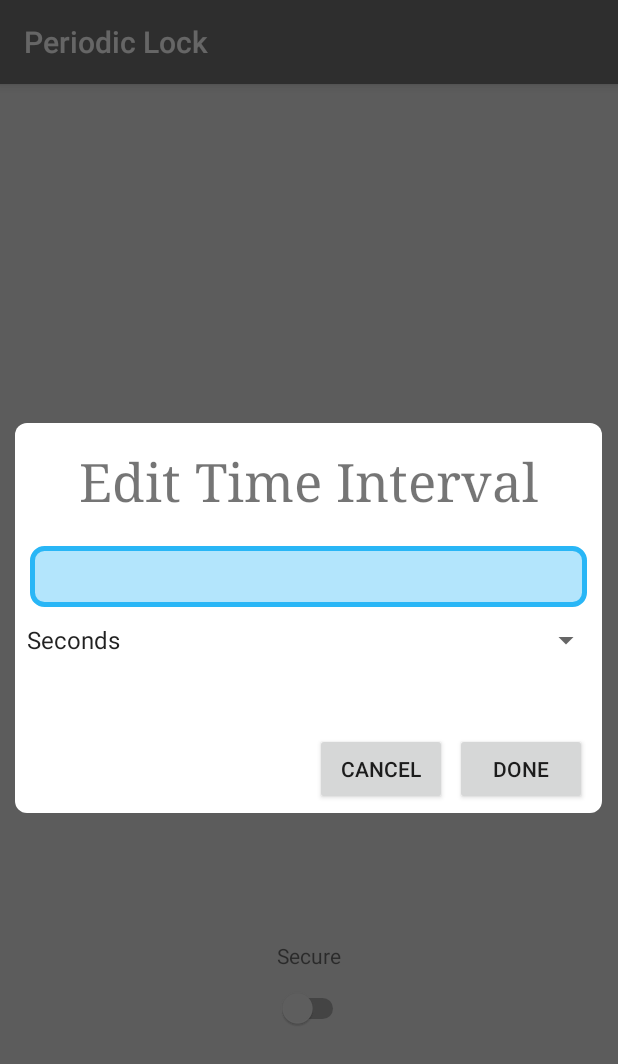
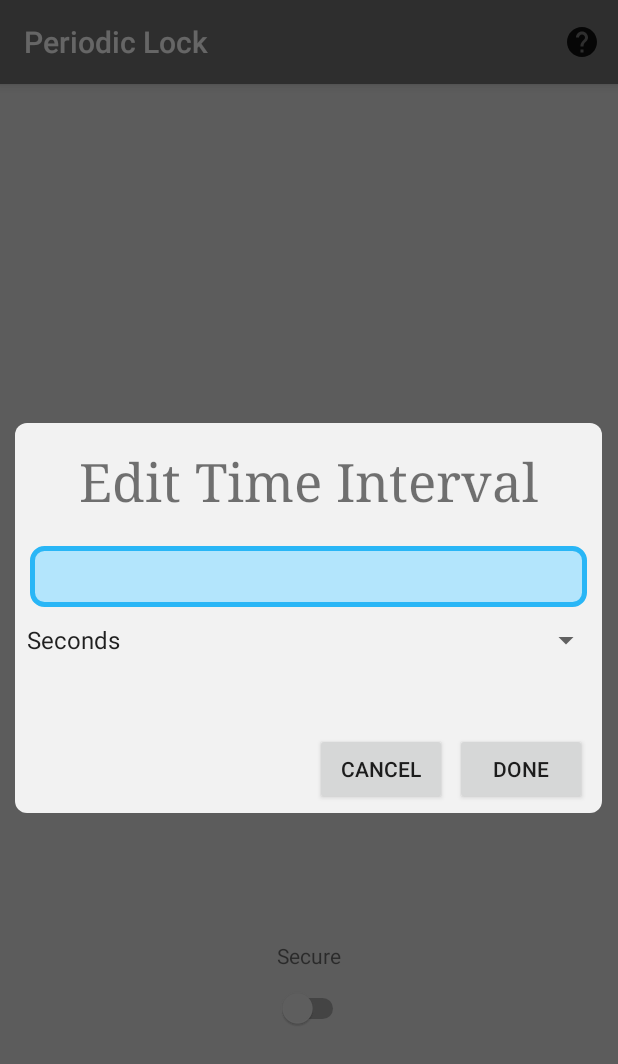
Before and after one commit to danwan754/periodic-lock, an Android app: the screen it shows after launch (MainActivity), after a tap on an icon or button, on a phone screen of 412 x 824 dp. Shown: the top 1064 px of the screen. Run offline under Robolectric (Android 15) with nearby library versions, the light colour scheme and no system bars.

Commit message:
Add help icon and dialog

```diff
--- /dev/null
+++ b/app/src/main/res/drawable/dialog_background.xml
@@ -0,0 +1,13 @@
+<?xml version="1.0" encoding="utf-8"?>
+<selector xmlns:android="http://schemas.android.com/apk/res/android">
+
+    <item>
+        <shape>
+            <solid
+                android:color="#f2f2f2" />
+            <corners
+                android:radius="8dp" />
+        </shape>
+    </item>
+
+</selector>
--- a/app/src/main/res/drawable/dialog_interval.xml
+++ /dev/null
@@ -1,13 +0,0 @@
-<?xml version="1.0" encoding="utf-8"?>
-<selector xmlns:android="http://schemas.android.com/apk/res/android">
-
-    <item>
-        <shape>
-            <solid
-                android:color="#FFFFFF" />
-            <corners
-                android:radius="8dp" />
-        </shape>
-    </item>
-
-</selector>
--- /dev/null
+++ b/app/src/main/res/drawable/ic_help_icon.xml
@@ -0,0 +1,5 @@
+<vector android:alpha="0.86" android:height="24dp"
+    android:viewportHeight="24" android:viewportWidth="24"
+    android:width="24dp" xmlns:android="http://schemas.android.com/apk/res/android">
+    <path android:fillColor="#FF000000" android:pathData="M12,2C6.48,2 2,6.48 2,12s4.48,10 10,10 10,-4.48 10,-10S17.52,2 12,2zM13,19h-2v-2h2v2zM15.07,11.25l-0.9,0.92C13.45,12.9 13,13.5 13,15h-2v-0.5c0,-1.1 0.45,-2.1 1.17,-2.83l1.24,-1.26c0.37,-0.36 0.59,-0.86 0.59,-1.41 0,-1.1 -0.9,-2 -2,-2s-2,0.9 -2,2L8,9c0,-2.21 1.79,-4 4,-4s4,1.79 4,4c0,0.88 -0.36,1.68 -0.93,2.25z"/>
+</vector>
--- a/app/src/main/res/layout/activity_main.xml
+++ b/app/src/main/res/layout/activity_main.xml
@@ -1,6 +1,5 @@
 <?xml version="1.0" encoding="utf-8"?>
 <LinearLayout xmlns:android="http://schemas.android.com/apk/res/android"
-    xmlns:app="http://schemas.android.com/apk/res-auto"
     xmlns:tools="http://schemas.android.com/tools"
     android:layout_width="match_parent"
     android:layout_height="match_parent"
--- a/app/src/main/res/layout/interval_dialog.xml
+++ b/app/src/main/res/layout/interval_dialog.xml
@@ -4,7 +4,7 @@
     android:orientation="vertical"
     android:layout_width="match_parent"
     android:layout_height="match_parent"
-    android:background="@drawable/dialog_interval">
+    android:background="@drawable/dialog_background">
 
 
     <TextView
--- /dev/null
+++ b/app/src/main/res/menu/menu.xml
@@ -0,0 +1,8 @@
+<menu xmlns:android="http://schemas.android.com/apk/res/android"
+    xmlns:app="http://schemas.android.com/apk/res-auto">
+
+    <item  android:id="@+id/help_option"
+        android:title="help"
+        app:showAsAction="always"
+        android:icon="@drawable/ic_help_icon"/>
+</menu>
```
Also changed, not shown: app/src/main/java/com/danwan/periodiclock/MainActivity.java (+42 -0 lines), app/src/main/res/layout/help_dialog.xml (added, +77 -0 lines), app/src/main/res/values/strings.xml (+20 -0 lines).
